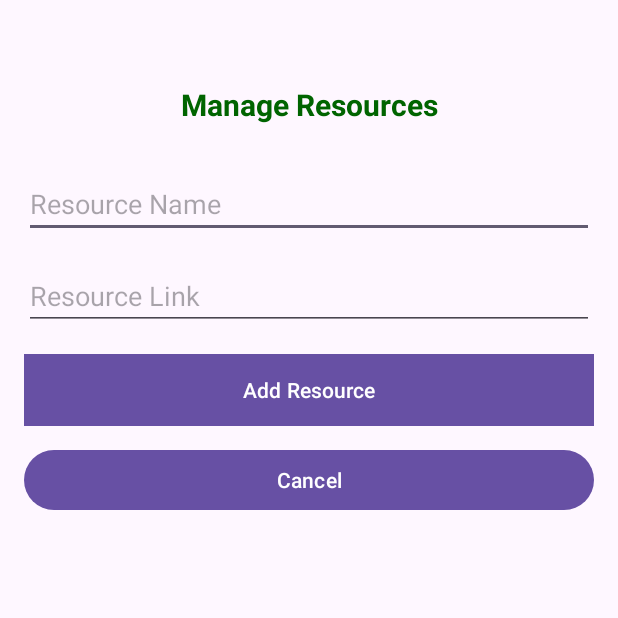
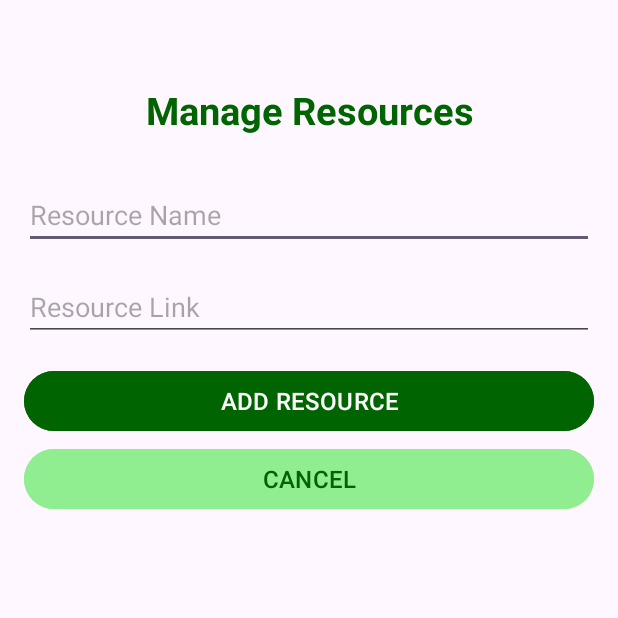
Before and after one commit to Dasunwee/Knowly, an Android app: the ManageResourcesActivity screen opened directly, with no data from a screen before it, on a phone screen of 412 x 824 dp, the top half of it. Run offline under Robolectric (Android 15) with nearby library versions, the phone set to English and light mode, and no system bars; our stand-ins replace Firebase (no records; nobody signed in at launch, a user with empty details on screens opened directly).

```diff
--- a/app/src/main/res/layout/activity_edit_profile.xml
+++ b/app/src/main/res/layout/activity_edit_profile.xml
@@ -13,7 +13,6 @@
         <TextView
             android:layout_width="match_parent"
             android:layout_height="wrap_content"
-
             android:text="Edit Profile"
             android:textColor="@color/dark_green"
             android:textStyle="bold"
--- a/app/src/main/res/layout/activity_edit_questions.xml
+++ b/app/src/main/res/layout/activity_edit_questions.xml
@@ -13,7 +13,8 @@
             android:layout_width="match_parent"
             android:layout_height="wrap_content"
             android:text="Edit Questions"
-            android:textColor="@color/dark_green"
+            android:background="@color/dark_green"
+            android:textColor="@color/white"
             android:textAlignment="center"
             android:textSize="26dp"
             android:textStyle="bold"
--- a/app/src/main/res/layout/activity_manage_questions.xml
+++ b/app/src/main/res/layout/activity_manage_questions.xml
@@ -53,6 +53,12 @@
         android:layout_height="wrap_content"
         android:hint="Option D" />
 
+    <TextView
+        android:layout_width="match_parent"
+        android:layout_height="wrap_content"
+        android:text="Correct Answer:"
+        android:layout_marginTop="16dp"/>
+
     <Spinner
         android:id="@+id/spCorrectOption"
         android:layout_width="match_parent"
--- a/app/src/main/res/layout/activity_manage_resources.xml
+++ b/app/src/main/res/layout/activity_manage_resources.xml
@@ -12,7 +12,7 @@
         android:textAlignment="center"
         android:textColor="@color/dark_green"
         android:layout_marginTop="40dp"
-        android:textSize="20dp"
+        android:textSize="25dp"
         android:textStyle="bold" />
     <!-- Add Resource Section -->
     <EditText
@@ -34,18 +34,24 @@
         android:id="@+id/btnAddResource"
         android:layout_width="match_parent"
         android:layout_height="wrap_content"
+        android:layout_marginBottom="4dp"
+        android:backgroundTint="@color/dark_green"
         android:text="Add Resource"
-        android:textColor="@color/white"
-        android:background="@color/dark_green"
-        android:layout_marginBottom="12dp"/>
+        android:textSize="16sp"
+        android:textAllCaps="true"
+        android:textColor="#ffffff" />
 
     <!-- List of Resources -->
     <Button
         android:id="@+id/cancel_action"
         android:layout_width="match_parent"
         android:layout_height="wrap_content"
-        android:layout_marginBottom="32dp"
-        android:text="Cancel" />
+        android:layout_marginBottom="24dp"
+        android:backgroundTint="@color/light_green"
+        android:text="cancel"
+        android:textSize="16sp"
+        android:textAllCaps="true"
+        android:textColor="@color/dark_green" />
 
     <ListView
         android:id="@+id/listViewResources"
--- a/app/src/main/res/values/strings.xml
+++ b/app/src/main/res/values/strings.xml
@@ -43,4 +43,6 @@
         libero vel nunc consequat, quis tincidunt nisl eleifend. Cras bibendum enim a justo luctus
         vestibulum. Fusce dictum libero quis erat maximus, vitae volutpat diam dignissim.
     </string>
+
+
 </resources>
```
Also changed, not shown: app/src/main/java/com/example/myapplication/EditQuestionsActivity.java (+21 -9 lines), app/src/main/java/com/example/myapplication/ManageResourcesActivity.java (+53 -11 lines), app/src/main/java/com/example/myapplication/ResourceAdapter.java (+11 -1 lines), app/src/main/res/layout/activity_manage_quizzes.xml (+16 -3 lines), app/src/main/res/layout/activity_page2.xml (+5 -8 lines), app/src/main/res/layout/activity_page4.xml (+4 -3 lines), app/src/main/res/layout/item_resource.xml (+5 -4 lines).
